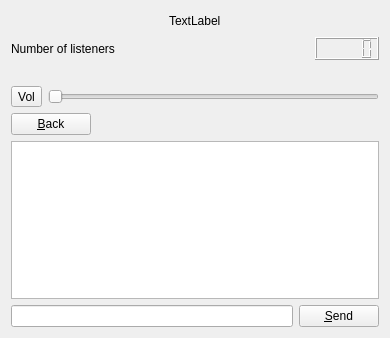
Above: GoodVibes-Client/playerwidget.ui from spacesh1p/GoodVibes-Radio before the change. Below: the same form after it.
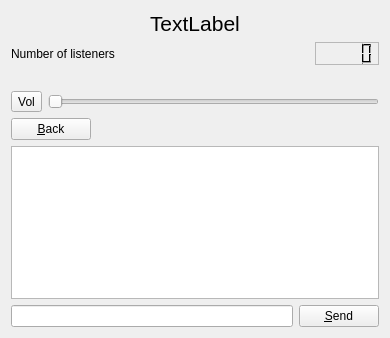
That is the form after the change. Icons and pictures are not drawn.

Diff of the .ui file:
```diff
--- a/GoodVibes-Client/playerwidget.ui
+++ b/GoodVibes-Client/playerwidget.ui
@@ -31,6 +31,11 @@
      </item>
      <item>
       <widget class="QLabel" name="channelName">
+       <property name="font">
+        <font>
+         <pointsize>16</pointsize>
+        </font>
+       </property>
        <property name="text">
         <string>TextLabel</string>
        </property>
@@ -87,7 +92,48 @@
       </spacer>
      </item>
      <item>
-      <widget class="QLCDNumber" name="lcdNumOfGuests"/>
+      <widget class="QLCDNumber" name="lcdNumOfGuests">
+       <property name="palette">
+        <palette>
+         <active>
+          <colorrole role="Light">
+           <brush brushstyle="SolidPattern">
+            <color alpha="255">
+             <red>0</red>
+             <green>0</green>
+             <blue>0</blue>
+            </color>
+           </brush>
+          </colorrole>
+         </active>
+         <inactive>
+          <colorrole role="Light">
+           <brush brushstyle="SolidPattern">
+            <color alpha="255">
+             <red>0</red>
+             <green>0</green>
+             <blue>0</blue>
+            </color>
+           </brush>
+          </colorrole>
+         </inactive>
+         <disabled>
+          <colorrole role="Light">
+           <brush brushstyle="SolidPattern">
+            <color alpha="255">
+             <red>0</red>
+             <green>0</green>
+             <blue>0</blue>
+            </color>
+           </brush>
+          </colorrole>
+         </disabled>
+        </palette>
+       </property>
+       <property name="frameShape">
+        <enum>QFrame::StyledPanel</enum>
+       </property>
+      </widget>
      </item>
     </layout>
    </item>
```
